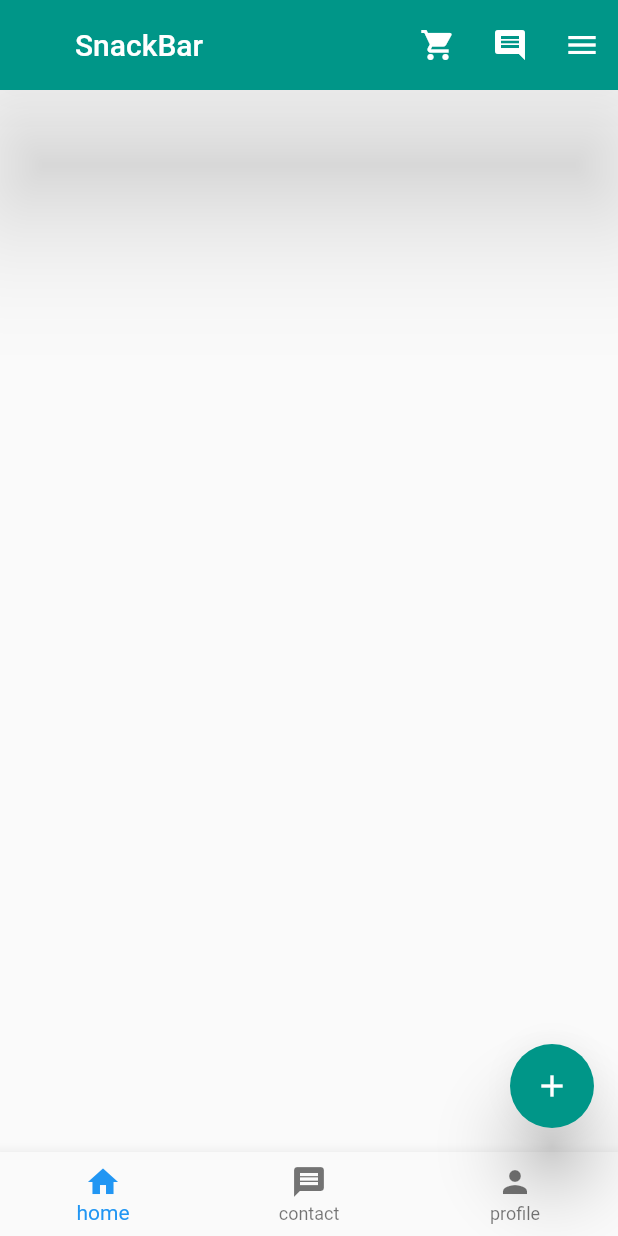
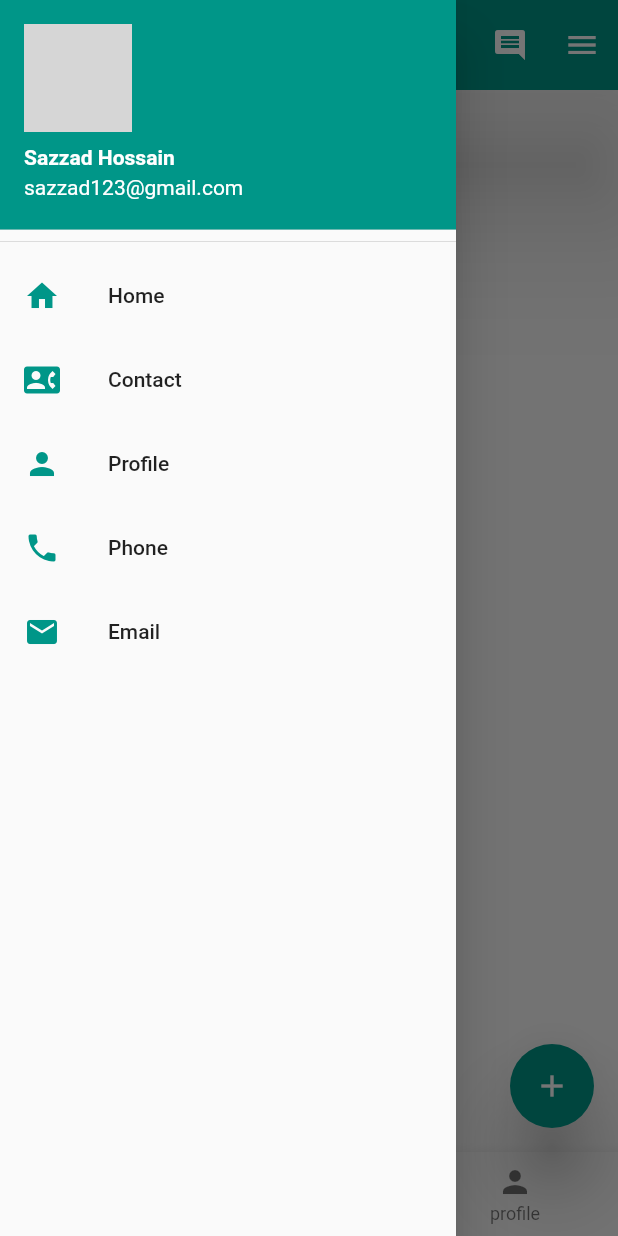
Before and after one commit to Sazzad-Hossain-Sobuj/Ostad_Flutter, a Flutter app: the screen it shows after launch, with the side drawer open (before the commit the screen has no drawer), on a phone screen of 412 x 824 dp. Run offline on Flutter 3.47's test engine with Material 2 defaults, Android fonts, the phone set to English and light mode, and no system bars; network calls fail; grey boxes are pictures that could not be loaded.

```diff
--- a/lib/home_screen.dart
+++ b/lib/home_screen.dart
@@ -60,6 +60,69 @@ class HomeScreen extends StatelessWidget {
 
 
       ),
+
+      drawer: Drawer(
+      child: ListView(
+        children: [
+          DrawerHeader(
+              padding: EdgeInsets.all(0),
+              child: UserAccountsDrawerHeader(
+                decoration: BoxDecoration(color: Colors.teal,),
+
+                accountName: Text('Sazzad Hossain',style: TextStyle(fontWeight: FontWeight.bold),),
+                accountEmail: Text('sazzad123@gmail.com'),
+                currentAccountPicture: Image.network('https://avatars.githubusercontent.com/u/93114191?v=4'),
+
+              )
+          ),
+          ListTile(
+            leading: Icon(Icons.home,color: Colors.teal),
+            title: Text('Home'),
+            onTap: (){
+              MySnackBar('here is my home page', context);
+            },),
+          ListTile(leading: Icon(Icons.contact_phone,color: Colors.teal), title: Text('Contact')),
+          ListTile(leading: Icon(Icons.person,color: Colors.teal), title: Text('Profile')),
+          ListTile(leading: Icon(Icons.phone,color: Colors.teal), title: Text('Phone')),
+          ListTile(leading: Icon(Icons.email,color: Colors.teal), title: Text('Email')),
+
+
+        ],
+
+      ),
+
+    ),
+      endDrawer: Drawer(
+        child: ListView(
+          children: [
+            DrawerHeader(
+                padding: EdgeInsets.all(0),
+                child: UserAccountsDrawerHeader(
+                  decoration: BoxDecoration(color: Colors.teal,),
+
+                  accountName: Text('Sazzad Hossain',style: TextStyle(fontWeight: FontWeight.bold),),
+                  accountEmail: Text('sazzad123@gmail.com'),
+                  currentAccountPicture: Image.network('https://avatars.githubusercontent.com/u/93114191?v=4'),
+
+                )
+            ),
+            ListTile(
+              leading: Icon(Icons.home,color: Colors.teal),
+              title: Text('Home'),
+              onTap: (){
+                MySnackBar('here is my home page', context);
+              },),
+            ListTile(leading: Icon(Icons.contact_phone,color: Colors.teal), title: Text('Contact')),
+            ListTile(leading: Icon(Icons.person,color: Colors.teal), title: Text('Profile')),
+            ListTile(leading: Icon(Icons.phone,color: Colors.teal), title: Text('Phone')),
+            ListTile(leading: Icon(Icons.email,color: Colors.teal), title: Text('Email')),
+
+
+          ],
+
+        ),
+
+      ),
     );
   }
 }
```
